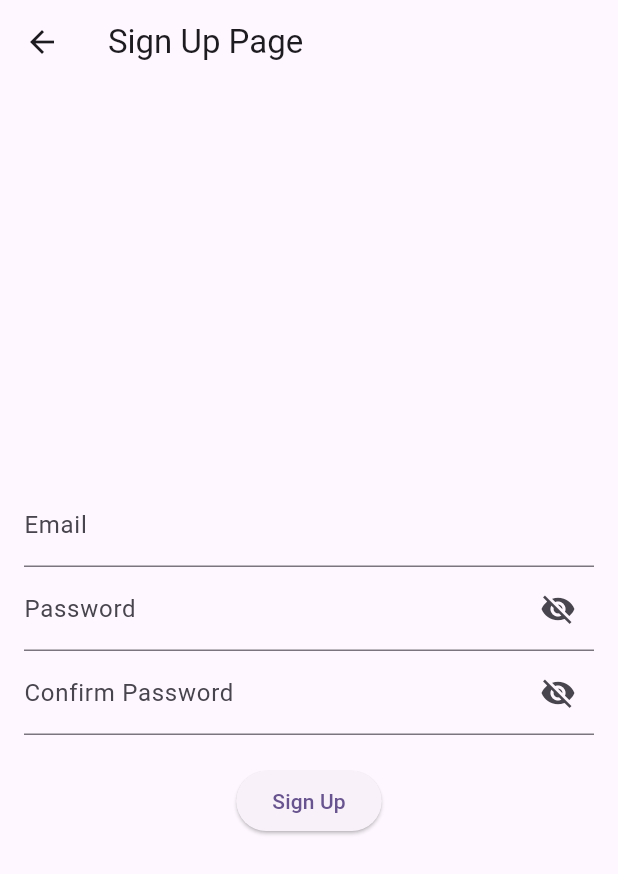
After one commit to jasimrazi/PortfolioApp, a Flutter app: the screen it shows after launch, after a tap on an icon or button, on a phone screen of 412 x 824 dp. The commit adds this screen. Shown: the top 874 px of the screen. Run offline on Flutter 3.47's test engine with Material 3 defaults, Android fonts, the phone set to English and light mode, and no system bars; our stand-ins replace firebase_auth, firebase_core, google_fonts; accounts and stored records are empty; network calls fail.

Commit message:
Add signup page

```diff
--- a/lib/main.dart
+++ b/lib/main.dart
@@ -1,14 +1,13 @@
+import 'package:firebase_core/firebase_core.dart';
 import 'package:flutter/material.dart';
-import 'package:firebase_core/firebase_core.dart';
-import 'package:portfolioapp/firebase_options.dart';
+import 'package:firebase_auth/firebase_auth.dart';
 import 'package:portfolioapp/screens/homepage.dart';
 import 'package:portfolioapp/screens/loginpage.dart';
+import 'package:portfolioapp/screens/signuppage.dart';
 
 void main() async {
   WidgetsFlutterBinding.ensureInitialized();
-  await Firebase.initializeApp(
-    options: DefaultFirebaseOptions.currentPlatform,
-  );
+  await Firebase.initializeApp();
   runApp(const MyApp());
 }
 
@@ -24,7 +23,13 @@ class MyApp extends StatelessWidget {
         colorScheme: ColorScheme.fromSeed(seedColor: Colors.deepPurple),
         useMaterial3: true,
       ),
-      home: LoginPage(),
+      initialRoute:
+          FirebaseAuth.instance.currentUser == null ? '/login' : '/home',
+      routes: {
+        '/home': (context) => HomePage(),
+        '/login': (context) => LoginPage(),
+        '/signup': (context) => SignUpPage(),
+      },
     );
   }
 }
--- a/lib/screens/loginpage.dart
+++ b/lib/screens/loginpage.dart
@@ -1,13 +1,12 @@
-// ignore_for_file: library_private_types_in_public_api
-
 import 'package:firebase_auth/firebase_auth.dart';
+import 'package:flutter/cupertino.dart';
 import 'package:flutter/material.dart';
+import 'package:cupertino_icons/cupertino_icons.dart';
 import 'package:portfolioapp/services/auth_service.dart';
 import 'homepage.dart';
+import 'signuppage.dart';
 
 class LoginPage extends StatefulWidget {
-  const LoginPage({super.key});
-
   @override
   _LoginPageState createState() => _LoginPageState();
 }
@@ -17,7 +16,12 @@ class _LoginPageState extends State<LoginPage> {
   final TextEditingController _passwordController = TextEditingController();
   final AuthService _authService = AuthService();
 
+  bool _isLoading = false;
+
   Future<void> _login() async {
+    setState(() {
+      _isLoading = true;
+    });
     try {
       User? user = await _authService.signInWithEmailPassword(
         _emailController.text,
@@ -33,6 +37,10 @@ class _LoginPageState extends State<LoginPage> {
       ScaffoldMessenger.of(context).showSnackBar(
         SnackBar(content: Text('Failed to sign in: $e')),
       );
+    } finally {
+      setState(() {
+        _isLoading = false;
+      });
     }
   }
 
@@ -53,13 +61,32 @@ class _LoginPageState extends State<LoginPage> {
             ),
             TextField(
               controller: _passwordController,
+              obscureText: true,
               decoration: InputDecoration(labelText: 'Password'),
-              obscureText: true,
             ),
             SizedBox(height: 20),
             ElevatedButton(
-              onPressed: _login,
-              child: Text('Login'),
+              onPressed: _isLoading ? null : _login,
+              child: _isLoading
+                  ? Row(
+                      mainAxisSize: MainAxisSize.min,
+                      children: [
+                        CupertinoActivityIndicator(),
+                        SizedBox(width: 10),
+                        Text('Logging In...'),
+                      ],
+                    )
+                  : Text('Login'),
+            ),
+            SizedBox(height: 20),
+            TextButton(
+              onPressed: () {
+                Navigator.push(
+                  context,
+                  MaterialPageRoute(builder: (context) => SignUpPage()),
+                );
+              },
+              child: Text('Don\'t have an account? Sign Up'),
             ),
           ],
         ),
--- /dev/null
+++ b/lib/screens/signuppage.dart
@@ -0,0 +1,129 @@
+import 'package:firebase_auth/firebase_auth.dart';
+import 'package:flutter/cupertino.dart';
+import 'package:flutter/material.dart';
+import 'package:cupertino_icons/cupertino_icons.dart';
+import 'package:portfolioapp/services/auth_service.dart';
+import 'homepage.dart';
+
+class SignUpPage extends StatefulWidget {
+  @override
+  _SignUpPageState createState() => _SignUpPageState();
+}
+
+class _SignUpPageState extends State<SignUpPage> {
+  final TextEditingController _emailController = TextEditingController();
+  final TextEditingController _passwordController = TextEditingController();
+  final TextEditingController _confirmPasswordController =
+      TextEditingController();
+  final AuthService _authService = AuthService();
+
+  bool _isPasswordVisible = false;
+  bool _isConfirmPasswordVisible = false;
+  bool _isLoading = false;
+
+  Future<void> _signUp() async {
+    if (_passwordController.text != _confirmPasswordController.text) {
+      ScaffoldMessenger.of(context).showSnackBar(
+        SnackBar(content: Text('Passwords do not match')),
+      );
+      return;
+    }
+
+    setState(() {
+      _isLoading = true;
+    });
+    try {
+      User? user = await _authService.signUpWithEmailPassword(
+        _emailController.text,
+        _passwordController.text,
+      );
+      if (user != null) {
+        Navigator.pushReplacement(
+          context,
+          MaterialPageRoute(builder: (context) => HomePage()),
+        );
+      }
+    } catch (e) {
+      ScaffoldMessenger.of(context).showSnackBar(
+        SnackBar(content: Text('Failed to sign up: $e')),
+      );
+    } finally {
+      setState(() {
+        _isLoading = false;
+      });
+    }
+  }
+
+  @override
+  Widget build(BuildContext context) {
+    return Scaffold(
+      appBar: AppBar(
+        title: Text('Sign Up Page'),
+      ),
+      body: Padding(
+        padding: const EdgeInsets.all(16.0),
+        child: Column(
+          mainAxisAlignment: MainAxisAlignment.center,
+          children: [
+            TextField(
+              controller: _emailController,
+              decoration: InputDecoration(labelText: 'Email'),
+            ),
+            TextField(
+              controller: _passwordController,
+              obscureText: !_isPasswordVisible,
+              decoration: InputDecoration(
+                labelText: 'Password',
+                suffixIcon: IconButton(
+                  icon: Icon(
+                    _isPasswordVisible
+                        ? Icons.visibility
+                        : Icons.visibility_off,
+                  ),
+                  onPressed: () {
+                    setState(() {
+                      _isPasswordVisible = !_isPasswordVisible;
+                    });
+                  },
+                ),
+              ),
+            ),
+            TextField(
+              controller: _confirmPasswordController,
+              obscureText: !_isConfirmPasswordVisible,
+              decoration: InputDecoration(
+                labelText: 'Confirm Password',
+                suffixIcon: IconButton(
+                  icon: Icon(
+                    _isConfirmPasswordVisible
+                        ? Icons.visibility
+                        : Icons.visibility_off,
+                  ),
+                  onPressed: () {
+                    setState(() {
+                      _isConfirmPasswordVisible = !_isConfirmPasswordVisible;
+                    });
+                  },
+                ),
+              ),
+            ),
+            SizedBox(height: 20),
+            ElevatedButton(
+              onPressed: _isLoading ? null : _signUp,
+              child: _isLoading
+                  ? Row(
+                      mainAxisSize: MainAxisSize.min,
+                      children: [
+                        CupertinoActivityIndicator(),
+                        SizedBox(width: 10),
+                        Text('Signing Up...'),
+                      ],
+                    )
+                  : Text('Sign Up'),
+            ),
+          ],
+        ),
+      ),
+    );
+  }
+}
--- a/lib/services/auth_service.dart
+++ b/lib/services/auth_service.dart
@@ -15,6 +15,18 @@ class AuthService {
     }
   }
 
+  Future<User?> signUpWithEmailPassword(String email, String password) async {
+    try {
+      UserCredential userCredential =
+          await _auth.createUserWithEmailAndPassword(
+        email: email,
+        password: password,
+      );
+      return userCredential.user;
+    } catch (e) {
+      throw Exception('Failed to sign up: $e');
+    }
+  }
 
   Future<void> signOut() async {
     await _auth.signOut();
```
